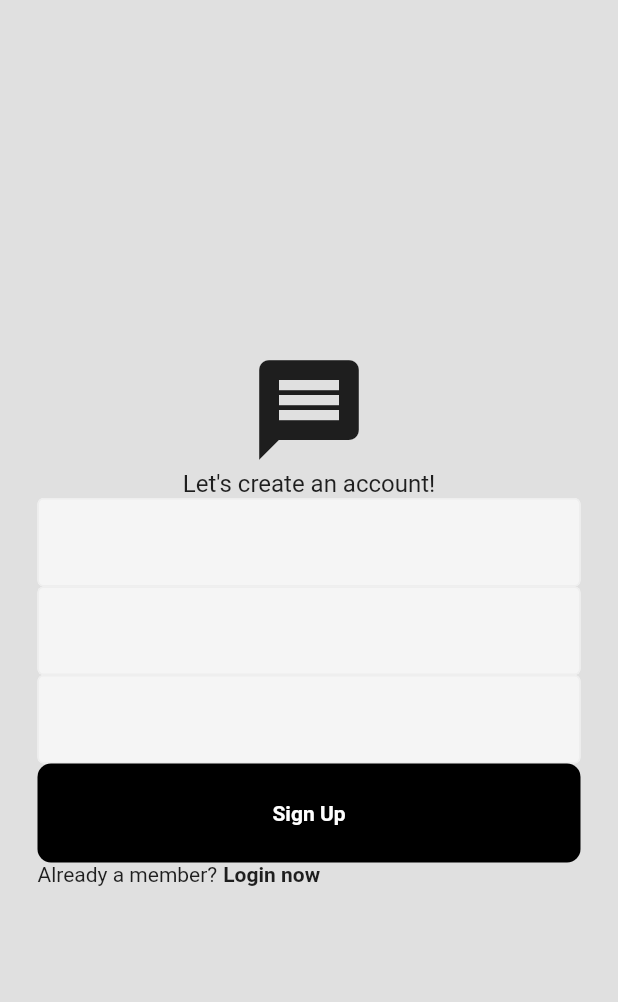
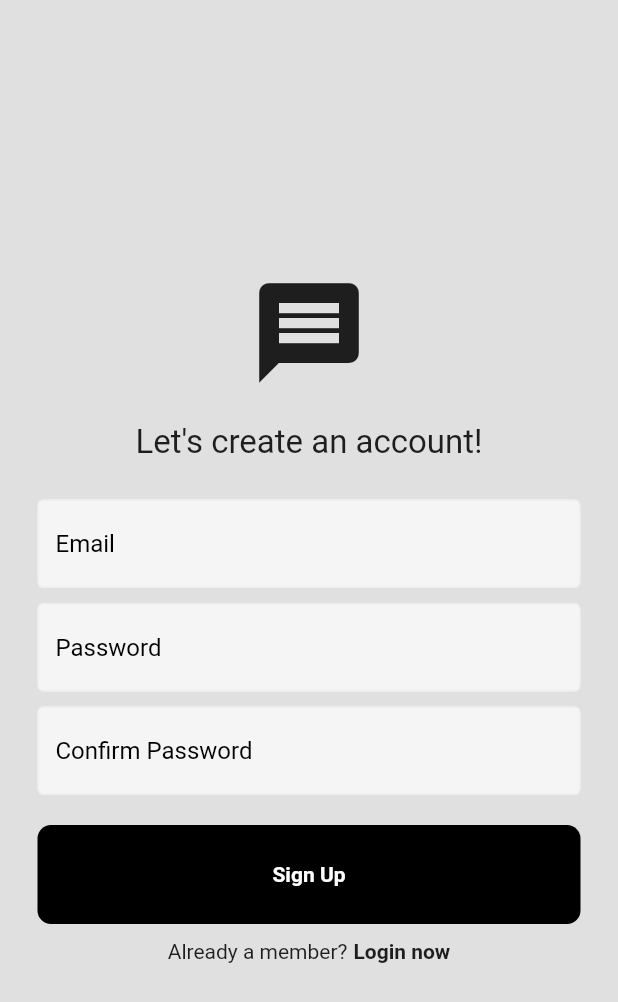
Before and after one commit to Juhniel/java22_mobilt_juhn_kim_slutprojekt_sprint_v_3, a Flutter app: the screen it shows after launch, after a tap on "Register now", on a phone screen of 412 x 824 dp. Shown: the top 1002 px of the screen. Run offline on Flutter 3.47's test engine with Material 2 defaults, Android fonts, the light colour scheme and no system bars; our stand-ins replace cloud_firestore, firebase_auth, firebase_core; accounts and stored records are empty; network calls fail.

Commit message:
comments and changes to icons

```diff
--- a/lib/components/my_text_field.dart
+++ b/lib/components/my_text_field.dart
@@ -25,7 +25,8 @@ class MyTextField extends StatelessWidget {
         ),
         fillColor: Colors.grey[100],
         filled: true,
-        hintStyle: const TextStyle(color: Colors.grey),
+        hintText: hintText,
+        hintStyle: const TextStyle(color: Colors.black),
       ),
     );
   }
--- a/lib/pages/login_page.dart
+++ b/lib/pages/login_page.dart
@@ -1,33 +1,42 @@
-import 'package:flutter/material.dart';
-import 'package:java22_mobilt_juhn_kim_slutprojekt_sprint_v_3/components/my_button.dart';
-import 'package:java22_mobilt_juhn_kim_slutprojekt_sprint_v_3/components/my_text_field.dart';
-import 'package:java22_mobilt_juhn_kim_slutprojekt_sprint_v_3/services/auth/auth_service.dart';
-import 'package:provider/provider.dart';
+// Import required packages to use their functionalities
+import 'package:flutter/material.dart'; // Basic Flutter widgets
+import 'package:java22_mobilt_juhn_kim_slutprojekt_sprint_v_3/components/my_button.dart'; // Custom button widget
+import 'package:java22_mobilt_juhn_kim_slutprojekt_sprint_v_3/components/my_text_field.dart'; // Custom text field widget
+import 'package:java22_mobilt_juhn_kim_slutprojekt_sprint_v_3/services/auth/auth_service.dart'; // Authentication service
+import 'package:provider/provider.dart'; // Package for state management
 
+// Create a stateful widget called LoginPage
 class LoginPage extends StatefulWidget {
+  // Declare a variable 'onTap' that will be used for some action when a user taps something
   final void Function()? onTap;
 
+  // Constructor for this widget, takes in 'onTap' as an argument
   const LoginPage({super.key, required this.onTap});
 
+  // Create the state for LoginPage
   @override
   State<LoginPage> createState() => _LoginPageState();
 }
 
+// The internal state class for LoginPage
 class _LoginPageState extends State<LoginPage> {
-  // text controllers
+  // Create text controllers to manage user inputs
   final emailController = TextEditingController();
   final passwordController = TextEditingController();
 
-  // sign in user
+  // Function to sign in the user
   void signIn() async {
+    // Access the authentication service
     final authService = Provider.of<AuthService>(context, listen: false);
 
     try {
+      // Try signing in using email and password
       await authService.signInWithEmailAndPassword(
         emailController.text,
         passwordController.text,
       );
     } catch (e) {
+      // If there's an error, show it as a pop-up at the bottom of the screen
       ScaffoldMessenger.of(context).showSnackBar(
         SnackBar(
           content: Text(
@@ -38,48 +47,60 @@ class _LoginPageState extends State<LoginPage> {
     }
   }
 
+  // Describe the part of the UI represented by this widget
   @override
   Widget build(BuildContext context) {
     return Scaffold(
+      // Set the background color of the page
       backgroundColor: Colors.grey[300],
       body: SafeArea(
+        // Make sure the layout is inside safe areas like notch and navigation area
         child: Center(
+          // Center the contents
           child: Padding(
+            // Add padding around the contents
             padding: const EdgeInsets.all(25.0),
             child: Column(
+              // Use a column layout
               mainAxisAlignment: MainAxisAlignment.center,
               children: [
+                // Start of the user interface elements
                 const Icon(
-                  Icons.message,
+                  Icons.emoji_people,
                   size: 80,
                 ),
                 const Text(
                   "Welcome back!",
                   style: TextStyle(
-                    fontSize: 16,
+                    fontSize: 22,
                   ),
                 ),
+                const SizedBox(height: 10),
 
-                // Email
+                // Email input field
                 MyTextField(
                   controller: emailController,
                   hintText: 'Email',
                   obscureText: false,
                 ),
+                const SizedBox(height: 10),
 
-                // Password
+                // Password input field
                 MyTextField(
                   controller: passwordController,
                   hintText: 'Password',
                   obscureText: true,
                 ),
 
-                // Sign in Button
+                const SizedBox(height: 20),
+                // Sign-in button
                 MyButton(onTap: signIn, text: "Sign In"),
 
+                const SizedBox(height: 10),
                 Row(
                   mainAxisAlignment: MainAxisAlignment.center,
                   children: [
+                    // A text and a clickable text for navigation to registration
                     const Text('Not a member?'),
                     const SizedBox(width: 4),
                     GestureDetector(
--- a/lib/pages/register_page.dart
+++ b/lib/pages/register_page.dart
@@ -27,8 +27,7 @@ class _RegisterPageState extends State<RegisterPage> {
           content: Text("Passwords do not match!"),
         ),
       );
-      return;
-    }
+    } else {
       // get auth service
       final authService = Provider.of<AuthService>(context, listen: false);
 
@@ -41,6 +40,7 @@ class _RegisterPageState extends State<RegisterPage> {
             content: Text(e.toString()),
           ),
         );
+      }
     }
   }
 
@@ -60,20 +60,24 @@ class _RegisterPageState extends State<RegisterPage> {
                   size: 80,
                 ),
 
+                const SizedBox(height: 20),
                 // create account
                 const Text(
                   "Let's create an account!",
                   style: TextStyle(
-                    fontSize: 16,
+                    fontSize: 22,
                   ),
                 ),
 
+                const SizedBox(height: 25),
                 // Email
                 MyTextField(
                   controller: emailController,
                   hintText: 'Email',
                   obscureText: false,
                 ),
+
+                const SizedBox(height: 10),
 
                 // Password
                 MyTextField(
@@ -82,17 +86,23 @@ class _RegisterPageState extends State<RegisterPage> {
                   obscureText: true,
                 ),
 
+                const SizedBox(height: 10),
+
                 // Confirm Password
                 MyTextField(
                   controller: confirmPasswordController,
                   hintText: 'Confirm Password',
-                  obscureText: false,
+                  obscureText: true,
                 ),
+
+                const SizedBox(height: 20),
 
                 // Sign up Button
                 MyButton(onTap: signUp, text: "Sign Up"),
 
+                const SizedBox(height: 10),
                 Row(
+                  mainAxisAlignment: MainAxisAlignment.center,
                   children: [
                     const Text('Already a member?'),
                     const SizedBox(width: 4),
--- a/lib/services/auth/auth_gate.dart
+++ b/lib/services/auth/auth_gate.dart
@@ -1,23 +1,30 @@
-import 'package:firebase_auth/firebase_auth.dart';
-import 'package:flutter/material.dart';
-import 'package:java22_mobilt_juhn_kim_slutprojekt_sprint_v_3/services/auth/home_page.dart';
-import 'package:java22_mobilt_juhn_kim_slutprojekt_sprint_v_3/services/auth/login_or_register.dart';
+// Import necessary packages
+import 'package:firebase_auth/firebase_auth.dart'; // For Firebase authentication
+import 'package:flutter/material.dart'; // Basic Flutter widgets
+import 'package:java22_mobilt_juhn_kim_slutprojekt_sprint_v_3/services/auth/home_page.dart'; // Home page widget
+import 'package:java22_mobilt_juhn_kim_slutprojekt_sprint_v_3/services/auth/login_or_register.dart'; // Login or Register widget
 
+// Create a stateless widget called AuthGate
 class AuthGate extends StatelessWidget {
+  // Constructor to initialize the widget
   const AuthGate({super.key});
 
+  // Describe the UI elements in this widget
   @override
   Widget build(BuildContext context) {
     return Scaffold(
+      // Use the whole screen for this widget
         body: StreamBuilder(
+          // Listen to authentication state changes
             stream: FirebaseAuth.instance.authStateChanges(),
+            // Build the UI based on the authentication state
             builder: (context, snapshot) {
-          // user is logged in
+              // If the user is logged in
               if(snapshot.hasData) {
-            return const HomePage();
+                return const HomePage(); // Show the home page
               } else {
-            // if user is not logged in
-            return const LoginOrRegister();
+                // If the user is not logged in
+                return const LoginOrRegister(); // Show the login or register page
               }
             }
         )
```
Also changed, not shown: lib/pages/chat_page.dart (+38 -15 lines), lib/services/auth/auth_service.dart (+12 -10 lines), lib/services/auth/login_or_register.dart (+11 -0 lines), lib/services/chat/chat_service.dart (+21 -14 lines), 10 other files. Lines whose indentation alone changed are shown as unchanged.
